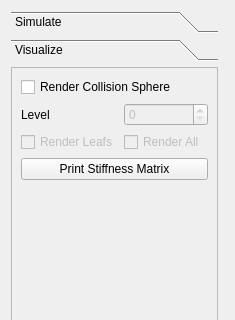
First picture: the form in src/simulation/ui/SimulationUIWidget.ui, repository danielroth1/CAE, before the edit; both pictures show x 0 to 235 and y 0 to 320 of the 235 by 485 pixel window.
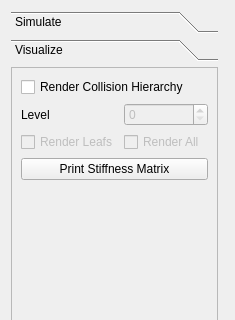
Second picture: the form after the edit. The open tabs and pages were chosen to show the change. Custom widgets are drawn as their Qt base class.

Commit message:
adds axis aligned bounding box hierarchy
* adds bounding volume AABB: BVAABB
* makes BVHDeformable independent of BoundingVolume implementations: BVSphere and BVAABB
* makes rendering component (BVHRenderModel) independent of BoundingVolume implementation

The edit to the form file:
```diff
--- a/src/simulation/ui/SimulationUIWidget.ui
+++ b/src/simulation/ui/SimulationUIWidget.ui
@@ -344,7 +344,7 @@
                  <item row="3" column="0">
                   <widget class="QCheckBox" name="mCheckBoxCollisionSphereLevel">
                    <property name="text">
-                    <string>Render Collision Sphere</string>
+                    <string>Render Collision Hierarchy</string>
                    </property>
                   </widget>
                  </item>
```
The commit also changes 31 other files.
